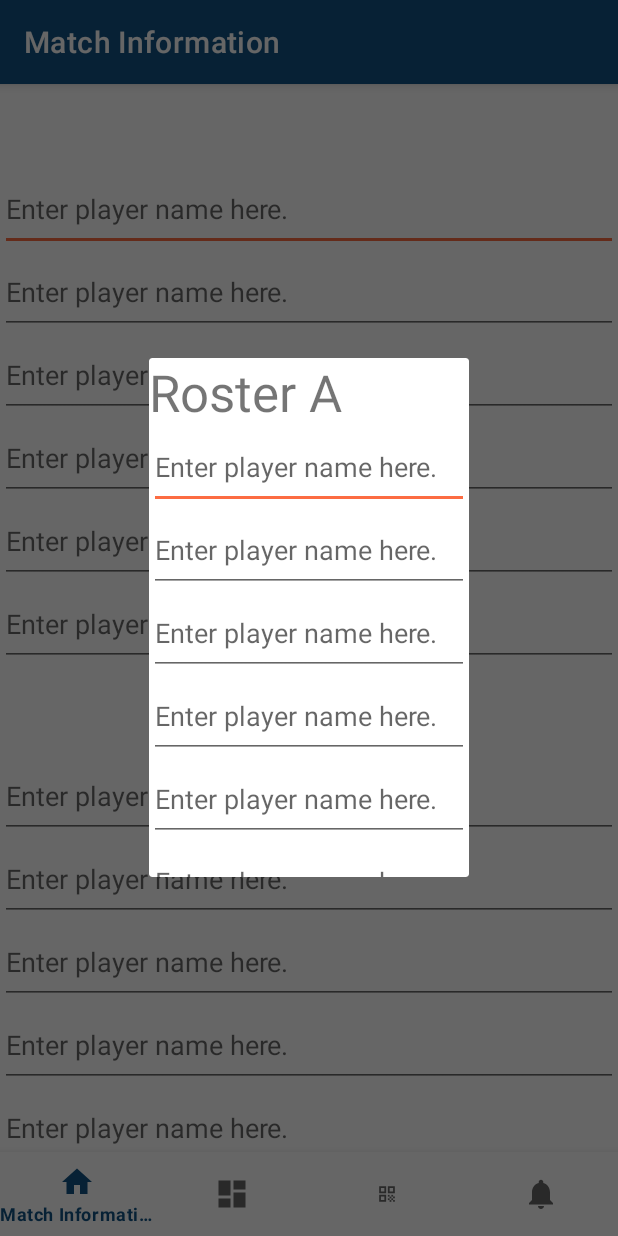
After one commit to sudhir-c/WIN-Scoring-App, an Android app: the fragment RosterADialogFragment placed in its activity, on a phone screen of 412 x 824 dp. The commit adds this screen. Run offline under Robolectric (Android 15) with nearby library versions, the phone set to English and light mode, and no system bars; our stand-ins replace navigation-ui.

```diff
--- /dev/null
+++ b/app/src/main/java/com/example/winscoringdemoapplication/RosterADialogFragment.java
@@ -0,0 +1,57 @@
+package com.example.winscoringdemoapplication;
+
+import android.os.Bundle;
+import android.view.LayoutInflater;
+import android.view.View;
+import android.view.ViewGroup;
+
+import androidx.annotation.NonNull;
+import androidx.fragment.app.DialogFragment;
+import androidx.fragment.app.Fragment;
+import androidx.fragment.app.FragmentTransaction;
+
+import com.example.winscoringdemoapplication.databinding.DialogfragmentRosterABinding;
+import com.example.winscoringdemoapplication.databinding.FragmentGeneralInfoBinding;
+
+public class RosterADialogFragment extends DialogFragment {
+    public @NonNull DialogfragmentRosterABinding binding;
+
+    static RosterADialogFragment newInstance() {
+        RosterADialogFragment instance = new RosterADialogFragment();
+
+        return instance;
+    }
+
+
+
+    public View onCreateView(@NonNull LayoutInflater inflater,
+                             ViewGroup container, Bundle savedInstanceState) {
+        binding = DialogfragmentRosterABinding.inflate(inflater, container, false);
+        View root = binding.getRoot();
+        return root;
+    }
+
+
+    @Override
+    public void onDestroyView() {
+        super.onDestroyView();
+        binding = null;
+    }
+
+    void showDialog() {
+        // DialogFragment.show() will take care of adding the fragment
+        // in a transaction.  We also want to remove any currently showing
+        // dialog, so make our own transaction and take care of that here.
+        FragmentTransaction ft = getFragmentManager().beginTransaction();
+        Fragment prev = getFragmentManager().findFragmentByTag("rostera");
+        if (prev != null) {
+            ft.remove(prev);
+        }
+        ft.addToBackStack(null);
+
+        // Create and show the dialog.
+        DialogFragment newFragment = RosterADialogFragment.newInstance();
+        newFragment.show(ft, "rostera");
+    }
+
+}
--- /dev/null
+++ b/app/src/main/res/layout/dialogfragment_roster_a.xml
@@ -0,0 +1,84 @@
+<?xml version="1.0" encoding="utf-8"?>
+<androidx.constraintlayout.widget.ConstraintLayout xmlns:android="http://schemas.android.com/apk/res/android"
+    xmlns:app="http://schemas.android.com/apk/res-auto"
+    xmlns:tools="http://schemas.android.com/tools"
+    android:layout_width="match_parent"
+    android:layout_height="match_parent"
+    tools:context=".ui.matchInformation.MatchInformationFragment">
+
+    <ScrollView
+        android:layout_width="match_parent"
+        android:layout_height="match_parent"
+        app:layout_constraintEnd_toEndOf="parent"
+        app:layout_constraintTop_toTopOf="parent">
+
+        <LinearLayout
+            android:layout_width="match_parent"
+            android:layout_height="wrap_content"
+            android:orientation="vertical">
+
+            <LinearLayout
+                android:layout_width="match_parent"
+                android:layout_height="346dp"
+                android:orientation="vertical">
+
+                <TextView
+                    android:id="@+id/roster_a_title"
+                    android:layout_width="match_parent"
+                    android:layout_height="wrap_content"
+                    android:text="Roster A"
+                    android:textSize="34sp" />
+
+                <EditText
+                    android:id="@+id/playerName1teamA"
+                    android:layout_width="match_parent"
+                    android:layout_height="55dp"
+                    android:ems="10"
+                    android:hint="Enter player name here."
+                    android:inputType="textPersonName" />
+
+                <EditText
+                    android:id="@+id/playerName2teamA"
+                    android:layout_width="match_parent"
+                    android:layout_height="55dp"
+                    android:ems="10"
+                    android:hint="Enter player name here."
+                    android:inputType="textPersonName" />
+
+                <EditText
+                    android:id="@+id/playerName3teamA"
+                    android:layout_width="match_parent"
+                    android:layout_height="55dp"
+                    android:ems="10"
+                    android:hint="Enter player name here."
+                    android:inputType="textPersonName" />
+
+                <EditText
+                    android:id="@+id/playerName4teamA"
+                    android:layout_width="match_parent"
+                    android:layout_height="55dp"
+                    android:ems="10"
+                    android:hint="Enter player name here."
+                    android:inputType="textPersonName" />
+
+                <EditText
+                    android:id="@+id/playerName5teamA"
+                    android:layout_width="match_parent"
+                    android:layout_height="55dp"
+                    android:ems="10"
+                    android:hint="Enter player name here."
+                    android:inputType="textPersonName" />
+
+                <EditText
+                    android:id="@+id/playerName6teamA"
+                    android:layout_width="match_parent"
+                    android:layout_height="55dp"
+                    android:ems="10"
+                    android:hint="Enter player name here."
+                    android:inputType="textPersonName" />
+            </LinearLayout>
+
+        </LinearLayout>
+    </ScrollView>
+
+</androidx.constraintlayout.widget.ConstraintLayout>
--- a/app/src/main/res/menu/bottom_nav_menu.xml
+++ b/app/src/main/res/menu/bottom_nav_menu.xml
@@ -17,9 +17,8 @@
         android:title="QR Code" />
 
 
-
-<!--    <item-->
-<!--        android:id="@+id/navigation_notifications"-->
-<!--        android:icon="@drawable/ic_notifications_black_24dp"-->
-<!--        android:title="@string/title_notifications" />-->
+    <item
+        android:id="@+id/navigation_generalInformation"
+        android:icon="@drawable/ic_notifications_black_24dp"
+        android:title="GEN INFO" />
 </menu>
--- a/app/src/main/res/navigation/mobile_navigation.xml
+++ b/app/src/main/res/navigation/mobile_navigation.xml
@@ -29,4 +29,10 @@
         android:label="@string/title_notifications"
         tools:layout="@layout/fragment_notifications" />
 
+    <fragment
+        android:id="@+id/navigation_generalInformation"
+        android:name="com.example.winscoringdemoapplication.GeneralInfoFragment"
+        android:label="GENERALINFO"
+        tools:layout="@layout/fragment_general_info" />
+
 </navigation>
```
Also changed, not shown: app/src/main/java/com/example/winscoringdemoapplication/GeneralInfoFragment.java (added, +72 -0 lines), app/src/main/res/layout/dialogfragment_roster_b.xml (added, +83 -0 lines).
